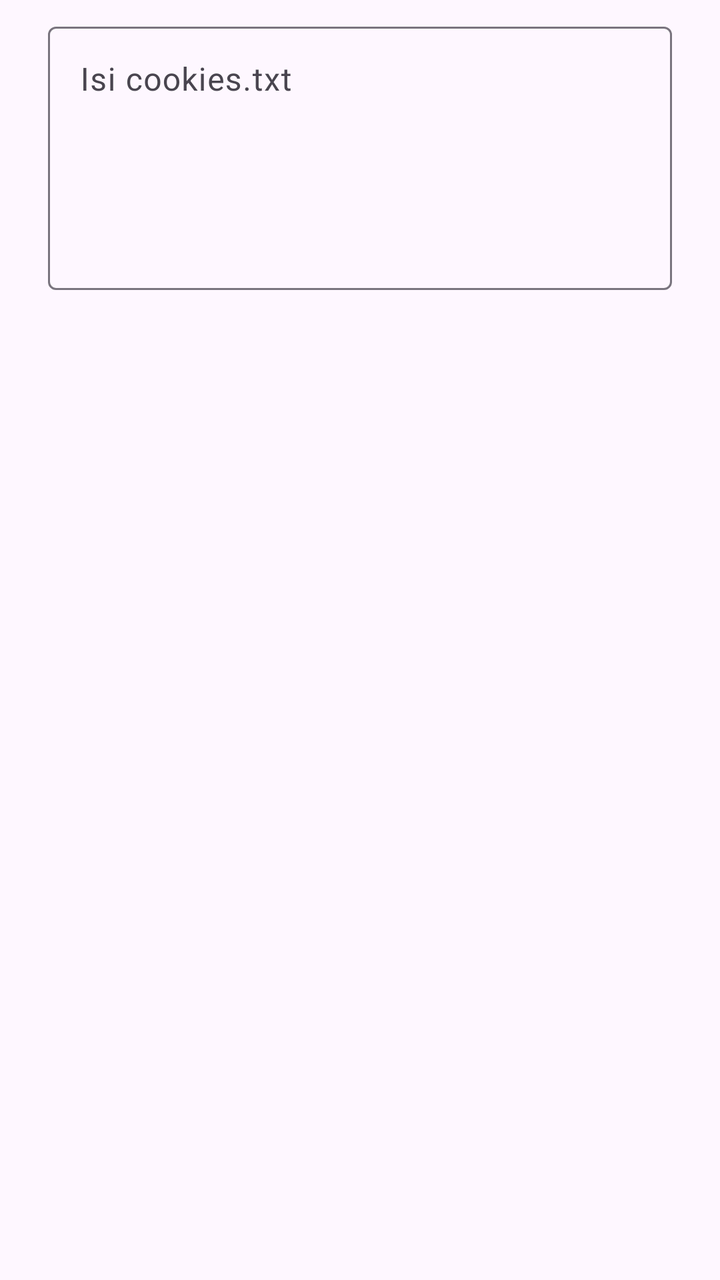
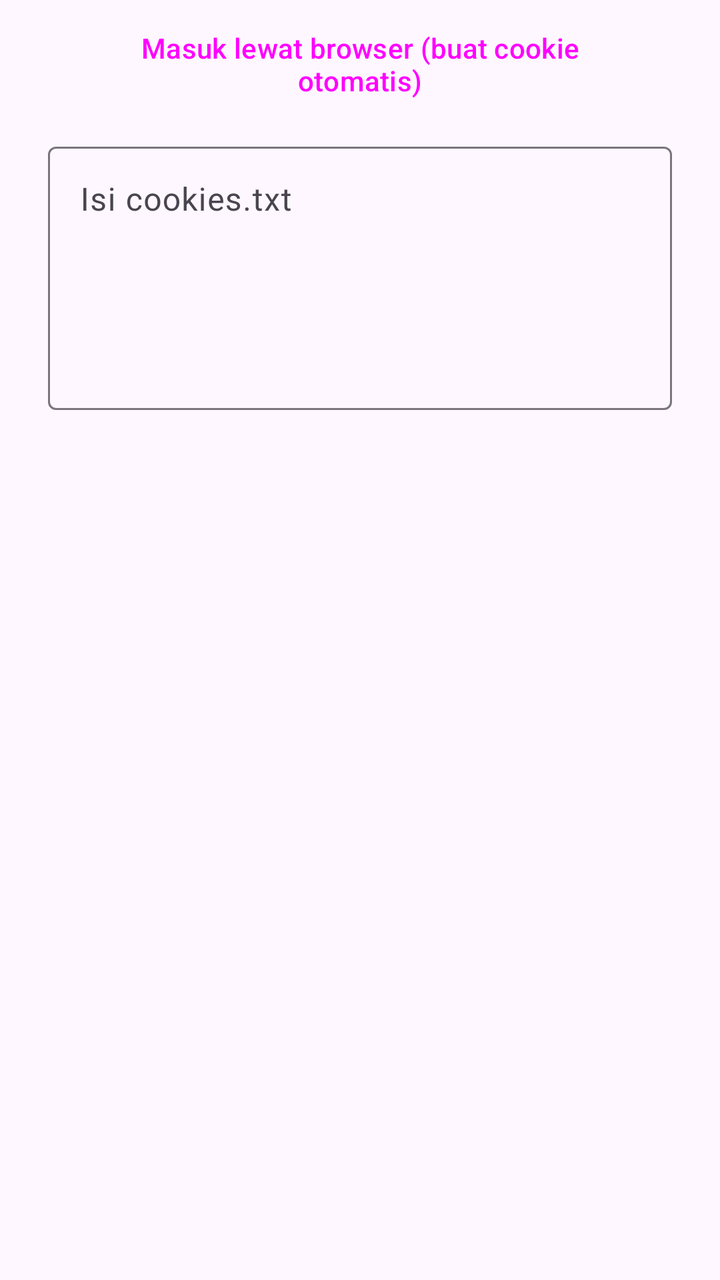

The first picture is an Android layout as it rendered before a commit; the second is the same layout after the commit. The layout source and the unified diff follow.
<!-- AndroidManifest.xml: application theme AppTheme -->
<!-- res/layout/dialog_cookie.xml -->
<?xml version="1.0" encoding="utf-8"?>
<FrameLayout xmlns:android="http://schemas.android.com/apk/res/android"
    android:layout_width="match_parent"
    android:layout_height="wrap_content"
    android:paddingStart="24dp"
    android:paddingTop="8dp"
    android:paddingEnd="24dp">

    <com.google.android.material.textfield.TextInputLayout
        style="?attr/textInputOutlinedStyle"
        android:layout_width="match_parent"
        android:layout_height="wrap_content"
        android:hint="@string/cookie_hint">

        <com.google.android.material.textfield.TextInputEditText
            android:id="@+id/et_cookie"
            android:layout_width="match_parent"
            android:layout_height="wrap_content"
            android:gravity="top|start"
            android:inputType="textMultiLine"
            android:maxLines="10"
            android:minLines="5" />
    </com.google.android.material.textfield.TextInputLayout>
</FrameLayout>
<!-- resources referenced by this layout -->
<resources>
  <string name="cookie_hint">Isi cookies.txt</string>
  <style name="AppTheme" parent="Theme.Material3.DayNight.NoActionBar" />
</resources>

<!-- the commit's change to res/layout/dialog_cookie.xml (unified diff, before → after) -->
@@ -1,10 +1,19 @@
 <?xml version="1.0" encoding="utf-8"?>
-<FrameLayout xmlns:android="http://schemas.android.com/apk/res/android"
+<LinearLayout xmlns:android="http://schemas.android.com/apk/res/android"
     android:layout_width="match_parent"
     android:layout_height="wrap_content"
+    android:orientation="vertical"
     android:paddingStart="24dp"
     android:paddingTop="8dp"
     android:paddingEnd="24dp">
+
+    <Button
+        android:id="@+id/btn_login"
+        style="?attr/materialButtonOutlinedStyle"
+        android:layout_width="match_parent"
+        android:layout_height="wrap_content"
+        android:layout_marginBottom="12dp"
+        android:text="@string/masuk_browser" />
 
     <com.google.android.material.textfield.TextInputLayout
         style="?attr/textInputOutlinedStyle"
@@ -21,4 +30,4 @@
             android:maxLines="10"
             android:minLines="5" />
     </com.google.android.material.textfield.TextInputLayout>
-</FrameLayout>
+</LinearLayout>
<!-- resource entries referenced after the edit -->
@@ -1,6 +1,7 @@
 <!-- resources referenced by this layout -->
 <resources>
   <string name="cookie_hint">Isi cookies.txt</string>
+  <string name="masuk_browser">Masuk lewat browser (buat cookie otomatis)</string>
   <style name="AppTheme" parent="Theme.Material3.DayNight.NoActionBar" />
 </resources>
 
